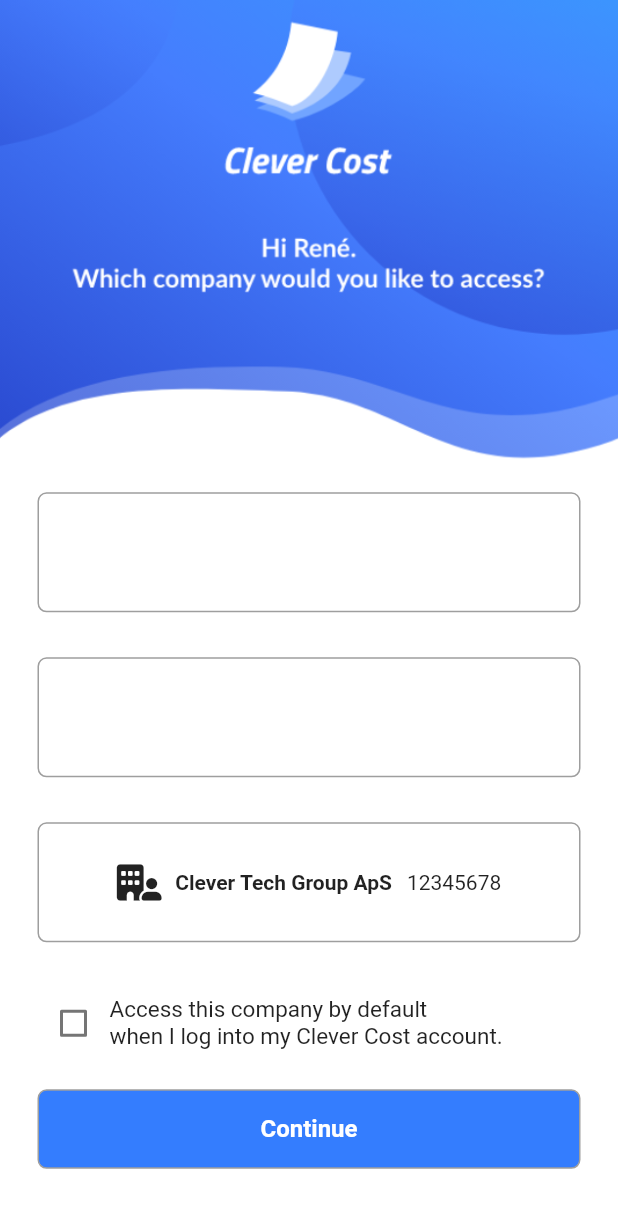
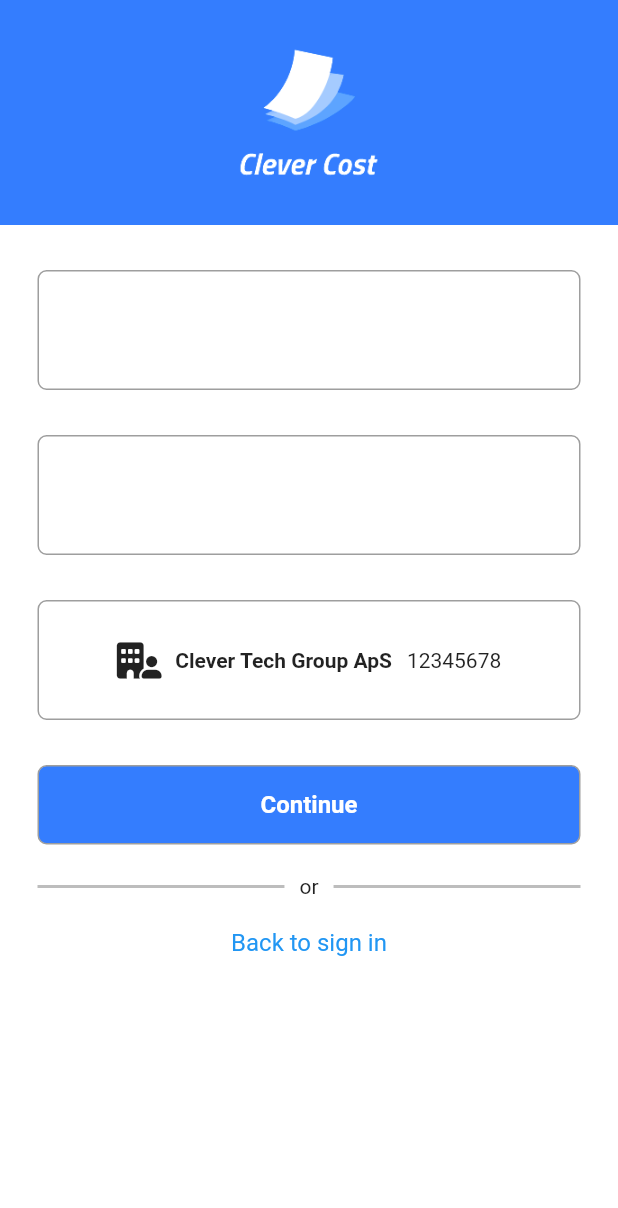
Before and after one commit to CleverCostGrp4/CleverCostFlutter, a Flutter app: the screen it shows after launch, after a tap on "Log in", on a phone screen of 412 x 824 dp. Shown: the top 1208 px of the screen. Run offline on Flutter 3.47's test engine with Material 2 defaults, Android fonts, the phone set to English and light mode, and no system bars; our stand-ins replace font_awesome_flutter, syncfusion_flutter_charts.

Commit message:
-Anitmation_in_progress

```diff
--- /dev/null
+++ b/login_clevercost_1/lib/company_cards.dart
@@ -0,0 +1,64 @@
+import 'package:flutter/material.dart';
+import 'package:login_clevercost_1/constants.dart';
+
+class CompanyCards extends StatefulWidget {
+  const CompanyCards({super.key});
+
+  @override
+  State<CompanyCards> createState() => _CompanyCardsState();
+}
+
+class _CompanyCardsState extends State<CompanyCards> {
+  int _selectedValue = 0;
+
+  @override
+  Widget build(BuildContext context) {
+    return const Placeholder();
+  }
+}
+
+class CompanyCard extends StatelessWidget {
+  const CompanyCard({
+    super.key,
+    required this.onTap,
+    required this.companyIcon,
+    required this.companyName,
+    required this.companyCVR,
+  });
+
+  final VoidCallback onTap;
+  //Company Icon
+  final IconData companyIcon;
+  //Company Name
+  final String companyName;
+  //Company CVR Number
+  final int companyCVR;
+
+  @override
+  Widget build(BuildContext context) {
+    return GestureDetector(
+      onTap: onTap,
+      child: Container(
+        height: 80,
+        decoration: BoxDecoration(
+          color: Colors.white,
+          border: Border.all(color: Colors.grey),
+          borderRadius: BorderRadius.circular(6),
+        ),
+        child: Row(
+          mainAxisAlignment: MainAxisAlignment.center,
+          children: <Widget>[
+            Icon(companyIcon),
+            const SizedBox(width: 15.0),
+            Text(
+              companyName,
+              style: kCompanyNameStyle,
+            ),
+            const SizedBox(width: 10.0),
+            Text(companyCVR.toString()),
+          ],
+        ),
+      ),
+    );
+  }
+}
--- a/login_clevercost_1/lib/company_page.dart
+++ b/login_clevercost_1/lib/company_page.dart
@@ -4,6 +4,7 @@ import 'package:font_awesome_flutter/font_awesome_flutter.dart';
 import 'package:login_clevercost_1/basic_buttom.dart';
 
 import 'company_card.dart';
+import 'constants.dart';
 import 'diagrams/doughnut_diagram.dart';
 import 'diagrams/stackedLine_diagram.dart';
 
@@ -40,9 +41,20 @@ class _CompanyPageState extends State<CompanyPage> {
           child: Column(
             children: [
               //Top Logo
-              Image.asset('lib/images/clevercost_company_page.png'),
+              //Clevercost Logo
+              SizedBox(
+                height: 150,
+                width: double.infinity,
+                child: AnimatedContainer(
+                  duration: Duration(milliseconds: 300),
+                  color: kBluePrimary,
+                  child: Center(
+                    child: Image.asset('lib/images/CleverCostLogo_v3.png'),
+                  ),
+                ),
+              ),
 
-              SizedBox(height: 20),
+              SizedBox(height: 30), //Spacing
 
               //Company Listings with press
               Padding(
@@ -84,37 +96,6 @@ class _CompanyPageState extends State<CompanyPage> {
               ),
               SizedBox(height: 30), //Spacing
 
-              //Access this company by default when I log into my clevercost account
-              Padding(
-                padding: const EdgeInsets.symmetric(horizontal: 25.0),
-                child: GestureDetector(
-                  behavior: HitTestBehavior.opaque,
-                  onTap: () {
-                    setState(() {
-                      rememberCompany = !rememberCompany;
-                    });
-                  },
-                  child: Row(
-                    children: [
-                      Checkbox(
-                        value: rememberCompany,
-                        onChanged: (newValue) {
-                          setState(() {
-                            rememberCompany = newValue!;
-                          });
-                        },
-                      ),
-                      Text(
-                        "Access this company by default \nwhen I log into my Clever Cost account.",
-                        style: TextStyle(fontSize: 15),
-                      ),
-                    ],
-                  ),
-                ),
-              ),
-
-              SizedBox(height: 20), //Spacing
-
               //Continue Button
               Padding(
                 padding: const EdgeInsets.symmetric(horizontal: 25.0),
@@ -123,6 +104,47 @@ class _CompanyPageState extends State<CompanyPage> {
                   onTap: continueToDash,
                 ),
               ),
+
+              //Sign up
+
+              SizedBox(height: 20),
+
+              Padding(
+                padding: const EdgeInsets.symmetric(horizontal: 25.0),
+                child: Row(
+                  children: [
+                    Expanded(
+                      child: Divider(
+                        thickness: 2,
+                        color: Colors.grey[400],
+                      ),
+                    ),
+                    Padding(
+                      padding: const EdgeInsets.symmetric(horizontal: 10.0),
+                      child: Text('or'),
+                    ),
+                    Expanded(
+                      child: Divider(
+                        thickness: 2,
+                        color: Colors.grey[400],
+                      ),
+                    ),
+                  ],
+                ),
+              ),
+
+              SizedBox(height: 20),
+
+              Text(
+                'Back to sign in',
+                style: TextStyle(
+                  color: Colors.blue,
+                  fontWeight: FontWeight.normal,
+                  fontSize: 16,
+                ),
+              ),
+
+              SizedBox(height: 100.0),
             ],
           ),
         ),
--- a/login_clevercost_1/lib/login_page.dart
+++ b/login_clevercost_1/lib/login_page.dart
@@ -1,5 +1,6 @@
 //ignore_for_file: prefer_const_constructors
 import 'package:flutter/material.dart';
+import 'package:login_clevercost_1/constants.dart';
 import 'basic_buttom.dart';
 import 'company_page.dart';
 
@@ -20,24 +21,73 @@ class _LoginPageState extends State<LoginPage> {
     builder: (BuildContext context) => CompanyPage(),
   );
 
+  double _containerHeight = 350.0;
+  bool rememberMe = false;
+  final FocusNode _emailFocusNode = FocusNode();
+  final FocusNode _passwordFocusNode = FocusNode();
+
+  @override
+  void initState() {
+    super.initState();
+    _emailFocusNode.addListener(_onEmailFocusChange);
+    _passwordFocusNode.addListener(_onPasswordFocusChange);
+  }
+
+  @override
+  void dispose() {
+    _emailFocusNode.removeListener(_onEmailFocusChange);
+    _passwordFocusNode.removeListener(_onPasswordFocusChange);
+    super.dispose();
+  }
+
+  void _onEmailFocusChange() {
+    setState(() {
+      if (_emailFocusNode.hasFocus) {
+        _containerHeight = 150.0;
+      } else {
+        _containerHeight = 350.0;
+      }
+    });
+  }
+
+  void _onPasswordFocusChange() {
+    setState(() {
+      if (_passwordFocusNode.hasFocus) {
+        _containerHeight = 150.0;
+      } else {
+        _containerHeight = 350.0;
+      }
+    });
+  }
+
   signIn() {
     Navigator.push(context, companyRoute);
   }
-
-  bool rememberMe = false;
 
   @override
   Widget build(BuildContext context) {
     return Scaffold(
       backgroundColor: Colors.white,
       body: SafeArea(
-        // ignore: prefer_const_literals_to_create_immutables
         child: Center(
           child: SingleChildScrollView(
+            physics: const NeverScrollableScrollPhysics(),
             child: Column(
               children: [
                 //Clevercost Logo
-                Image.asset('lib/images/clevercost_login.png'),
+                SizedBox(
+                  height: _containerHeight,
+                  width: double.infinity,
+                  child: AnimatedContainer(
+                    duration: Duration(milliseconds: 300),
+                    color: kBluePrimary,
+                    child: Center(
+                      child: Image.asset('lib/images/CleverCostLogo_v3.png'),
+                    ),
+                  ),
+                ),
+
+                SizedBox(height: 30), //Spacing
 
                 //Account e-mail
                 Padding(
@@ -67,6 +117,7 @@ class _LoginPageState extends State<LoginPage> {
                     ),
                     child: TextField(
                       controller: _emailController, //Email-Controller
+                      focusNode: _emailFocusNode, //Email-FocusNode
                       decoration: InputDecoration(
                         border: OutlineInputBorder(
                           borderRadius: BorderRadius.circular(6),
@@ -106,6 +157,7 @@ class _LoginPageState extends State<LoginPage> {
                     ),
                     child: TextField(
                       controller: _passwordController, //Password-Controller
+                      focusNode: _passwordFocusNode, //Password-FocusNode
                       obscureText: true,
                       decoration: InputDecoration(
                         border: OutlineInputBorder(
@@ -198,7 +250,7 @@ class _LoginPageState extends State<LoginPage> {
                   ),
                 ),
 
-                SizedBox(height: 34),
+                SizedBox(height: 100.0),
               ],
             ),
           ),
```
Also changed, not shown: login_clevercost_1/lib/images/CleverCostLogo_v2.png (added), login_clevercost_1/lib/images/CleverCostLogo_v3.png (added).
